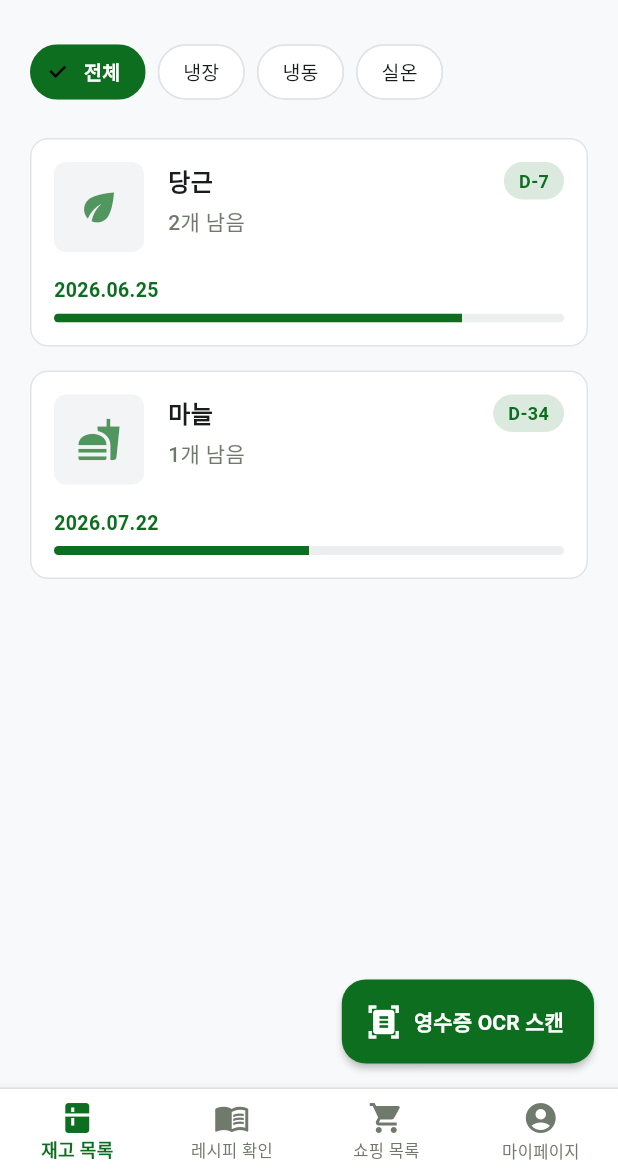
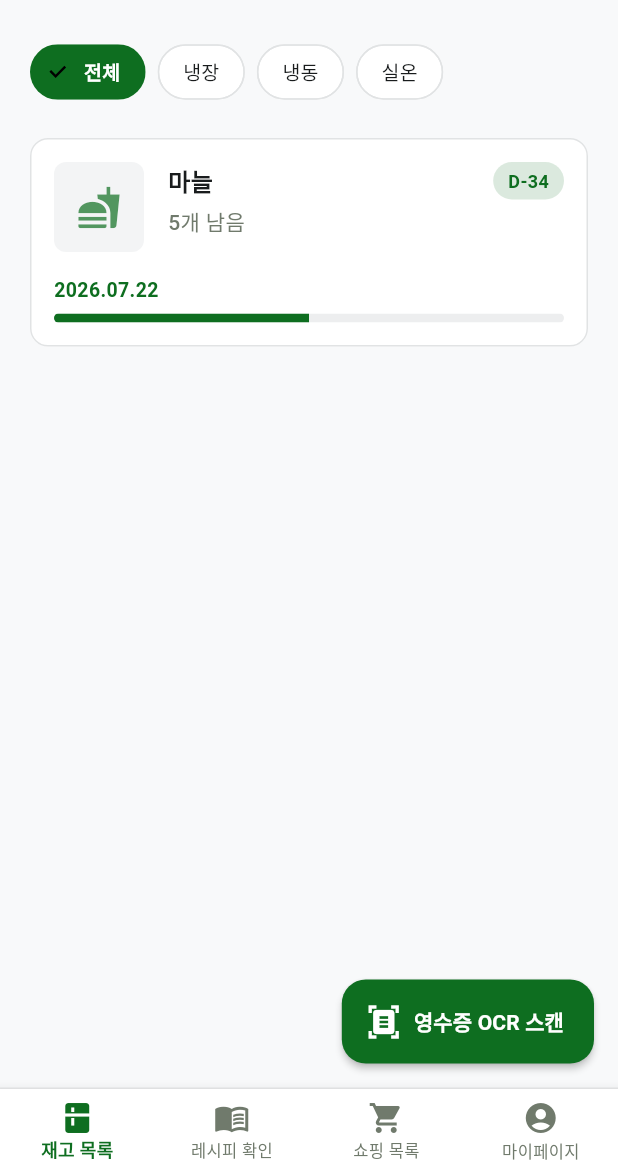
Before and after one commit to OpenSource-Group7/FreshKeeper, a Flutter app: the screen it shows after launch, on a phone screen of 412 x 824 dp, the part 63-1236 px from its top. Run offline on Flutter 3.47's test engine with Material 3 defaults, Android fonts, the light colour scheme and no system bars; our stand-ins replace image_picker; network calls fail.

Commit message:
Update main.dart

```diff
--- a/lib/main.dart
+++ b/lib/main.dart
@@ -165,8 +165,7 @@ class _InventoryScreenState extends State<InventoryScreen> {
       print("네온 DB 데이터 연동 실패 로그: $e");
       setState(() {
         _rawDatabaseItems = [
-          Ingredient(id: 61, name: '당근', expiryDate: DateTime(2026, 06, 20), useByDate: DateTime(2026, 06, 25), quantity: 2, unit: '개', category: '실온', status: 'NORMAL', progress: 0.8),
-          Ingredient(id: 999, name: '마늘', expiryDate: DateTime(2026, 06, 16), useByDate: DateTime(2026, 07, 22), quantity: 1, unit: '개', category: '냉장', status: 'NORMAL', progress: 0.5),
+          Ingredient(id: 999, name: '마늘', expiryDate: DateTime(2026, 06, 16), useByDate: DateTime(2026, 07, 22), quantity: 5, unit: '개', category: '냉장', status: 'NORMAL', progress: 0.5),
         ];
         _executeBackendPipeline();
       });
```
